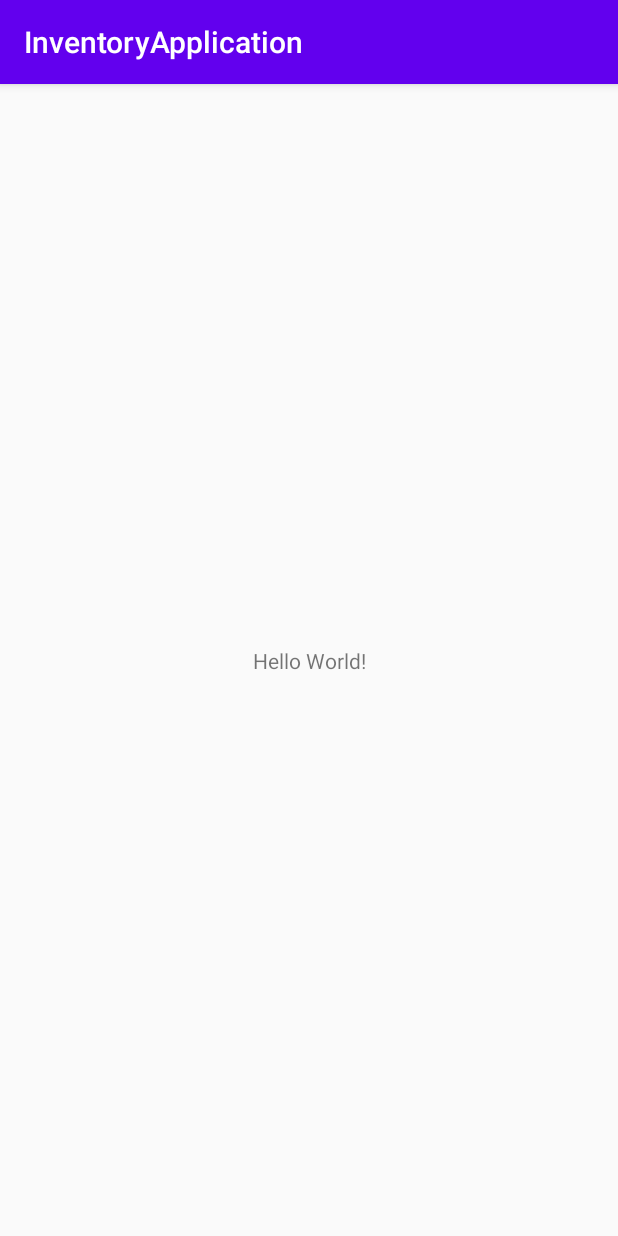
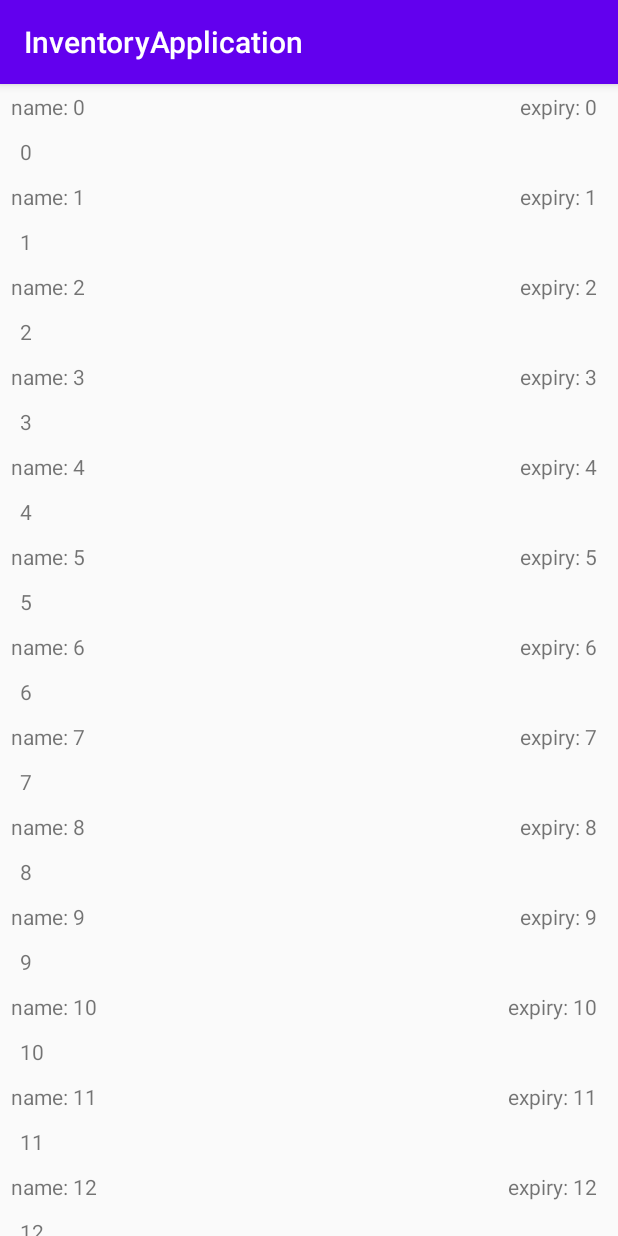
Before and after one commit to jyothri/Inventory, an Android app: the screen it shows after launch (MainActivity), on a phone screen of 412 x 824 dp. Run offline under Robolectric (Android 15) with nearby library versions, the phone set to English and light mode, and no system bars.

Commit message:
Added list items

```diff
--- a/app/build.gradle
+++ b/app/build.gradle
@@ -28,6 +28,7 @@ dependencies {
 
     implementation 'androidx.appcompat:appcompat:1.1.0'
     implementation 'androidx.constraintlayout:constraintlayout:1.1.3'
+    implementation 'androidx.recyclerview:recyclerview:1.1.0'
     testImplementation 'junit:junit:4.12'
     androidTestImplementation 'androidx.test.ext:junit:1.1.1'
     androidTestImplementation 'androidx.test.espresso:espresso-core:3.2.0'
--- /dev/null
+++ b/app/src/main/java/com/jkurapati/android/inventoryapplication/Item.java
@@ -0,0 +1,58 @@
+package com.jkurapati.android.inventoryapplication;
+
+import java.util.Objects;
+
+public class Item {
+    private int id;
+    private String name;
+    private int quantity;
+    private String expirationDate;
+
+    @Override
+    public boolean equals(Object o) {
+        if (this == o) return true;
+        if (!(o instanceof Item)) return false;
+        Item item = (Item) o;
+        return id == item.id &&
+                quantity == item.quantity &&
+                name.equals(item.name) &&
+                expirationDate.equals(item.expirationDate);
+    }
+
+    @Override
+    public int hashCode() {
+        return Objects.hash(id, name, quantity, expirationDate);
+    }
+
+    public int getId() {
+        return id;
+    }
+
+    public void setId(int id) {
+        this.id = id;
+    }
+
+    public String getName() {
+        return name;
+    }
+
+    public void setName(String name) {
+        this.name = name;
+    }
+
+    public int getQuantity() {
+        return quantity;
+    }
+
+    public void setQuantity(int quantity) {
+        this.quantity = quantity;
+    }
+
+    public String getExpirationDate() {
+        return expirationDate;
+    }
+
+    public void setExpirationDate(String expirationDate) {
+        this.expirationDate = expirationDate;
+    }
+}
--- a/app/src/main/java/com/jkurapati/android/inventoryapplication/MainActivity.java
+++ b/app/src/main/java/com/jkurapati/android/inventoryapplication/MainActivity.java
@@ -1,14 +1,56 @@
 package com.jkurapati.android.inventoryapplication;
 
+import android.os.Bundle;
+import android.view.View;
+import android.widget.TextView;
+
 import androidx.appcompat.app.AppCompatActivity;
+import androidx.recyclerview.widget.LinearLayoutManager;
+import androidx.recyclerview.widget.RecyclerView;
 
-import android.os.Bundle;
+import com.jkurapati.android.inventoryapplication.helper.ItemsAdapter;
+
+import java.util.ArrayList;
+import java.util.List;
 
 public class MainActivity extends AppCompatActivity {
+
+    private RecyclerView recyclerView;
+    private TextView emptyView;
+    private RecyclerView.Adapter itemsAdapter;
+    private RecyclerView.LayoutManager layoutManager;
 
     @Override
     protected void onCreate(Bundle savedInstanceState) {
         super.onCreate(savedInstanceState);
         setContentView(R.layout.activity_main);
+
+        recyclerView = findViewById(R.id.items_recycler_view);
+        emptyView = findViewById(R.id.empty_view);
+
+        // use a linear layout manager
+        layoutManager = new LinearLayoutManager(this);
+        recyclerView.setLayoutManager(layoutManager);
+
+
+        List<Item> items = getItems();
+        if (items.isEmpty()) {
+            emptyView.setVisibility(View.VISIBLE);
+            recyclerView.setVisibility(View.GONE);
+        }
+        itemsAdapter = new ItemsAdapter(items);
+        recyclerView.setAdapter(itemsAdapter);
+    }
+
+    private List<Item> getItems() {
+        List<Item> items = new ArrayList<>();
+        for (int i = 0; i < 20; i++) {
+            Item item = new Item();
+            item.setName("name: " + i);
+            item.setQuantity(i);
+            item.setExpirationDate("expiry: " + i);
+            items.add(item);
+        }
+        return items;
     }
 }
--- /dev/null
+++ b/app/src/main/java/com/jkurapati/android/inventoryapplication/helper/ItemsAdapter.java
@@ -0,0 +1,64 @@
+package com.jkurapati.android.inventoryapplication.helper;
+
+import android.view.LayoutInflater;
+import android.view.View;
+import android.view.ViewGroup;
+import android.widget.TextView;
+
+import androidx.annotation.NonNull;
+import androidx.recyclerview.widget.RecyclerView;
+
+import com.jkurapati.android.inventoryapplication.Item;
+import com.jkurapati.android.inventoryapplication.R;
+
+import java.util.List;
+import java.util.Locale;
+
+public class ItemsAdapter extends RecyclerView.Adapter<ItemsAdapter.ItemViewHolder> {
+
+    private final List<Item> itemsList;
+
+    public ItemsAdapter(List<Item> itemsList) {
+        this.itemsList = itemsList;
+    }
+
+    @NonNull
+    @Override
+    public ItemViewHolder onCreateViewHolder(@NonNull ViewGroup parent, int viewType) {
+        View layout = LayoutInflater.from(parent.getContext()).inflate(R.layout.list_item_view, parent, false);
+        return new ItemViewHolder(layout);
+    }
+
+    @Override
+    public void onBindViewHolder(@NonNull ItemViewHolder holder, int position) {
+        Item item = itemsList.get(position);
+        View layout = holder.view;
+        TextView itemName = layout.findViewById(R.id.list_item_name);
+        itemName.setText(item.getName());
+
+        TextView itemQuantity = layout.findViewById(R.id.list_item_quantity);
+        itemQuantity.setText(String.format(Locale.US, "%d", item.getQuantity()));
+
+        TextView itemExpiryDate = layout.findViewById(R.id.list_item_expiry_date);
+        itemExpiryDate.setText(item.getExpirationDate());
+
+    }
+
+    @Override
+    public int getItemCount() {
+        return itemsList.size();
+    }
+
+    // Provide a reference to the views for each data item
+    // Complex data items may need more than one view per item, and
+    // you provide access to all the views for a data item in a view holder
+    static class ItemViewHolder extends RecyclerView.ViewHolder {
+        final View view;
+
+        ItemViewHolder(View v) {
+            super(v);
+            this.view = v;
+        }
+    }
+
+}
--- a/app/src/main/res/layout/activity_main.xml
+++ b/app/src/main/res/layout/activity_main.xml
@@ -1,18 +1,23 @@
 <?xml version="1.0" encoding="utf-8"?>
 <androidx.constraintlayout.widget.ConstraintLayout xmlns:android="http://schemas.android.com/apk/res/android"
-    xmlns:app="http://schemas.android.com/apk/res-auto"
     xmlns:tools="http://schemas.android.com/tools"
     android:layout_width="match_parent"
     android:layout_height="match_parent"
     tools:context=".MainActivity">
 
+    <!-- A RecyclerView with some commonly used attributes -->
+    <androidx.recyclerview.widget.RecyclerView
+        android:id="@+id/items_recycler_view"
+        android:scrollbars="vertical"
+        android:layout_width="match_parent"
+        android:layout_height="match_parent" />
+
     <TextView
-        android:layout_width="wrap_content"
-        android:layout_height="wrap_content"
-        android:text="Hello World!"
-        app:layout_constraintBottom_toBottomOf="parent"
-        app:layout_constraintLeft_toLeftOf="parent"
-        app:layout_constraintRight_toRightOf="parent"
-        app:layout_constraintTop_toTopOf="parent" />
+        android:id="@+id/empty_view"
+        android:layout_width="match_parent"
+        android:layout_height="match_parent"
+        android:gravity="center"
+        android:visibility="gone"
+        android:text="@string/no_data_available" />
 
 </androidx.constraintlayout.widget.ConstraintLayout>
--- /dev/null
+++ b/app/src/main/res/layout/list_item_view.xml
@@ -0,0 +1,37 @@
+<?xml version="1.0" encoding="utf-8"?>
+<androidx.constraintlayout.widget.ConstraintLayout xmlns:android="http://schemas.android.com/apk/res/android"
+    android:layout_width="match_parent"
+    android:layout_height="wrap_content"
+    xmlns:app="http://schemas.android.com/apk/res-auto">
+
+    <TextView
+        android:id="@+id/list_item_name"
+        android:layout_width="wrap_content"
+        android:layout_height="wrap_content"
+        android:layout_marginStart="2dp"
+        android:padding="5dp"
+        app:layout_constraintStart_toStartOf="parent"
+        app:layout_constraintBottom_toTopOf="@+id/list_item_quantity"
+        app:layout_constraintTop_toTopOf="parent" />
+
+    <TextView
+        android:id="@+id/list_item_quantity"
+        android:layout_width="wrap_content"
+        android:layout_height="wrap_content"
+        android:layout_marginStart="8dp"
+        android:padding="5dp"
+        app:layout_constraintBottom_toBottomOf="parent"
+        app:layout_constraintStart_toStartOf="parent"
+        app:layout_constraintTop_toBottomOf="@+id/list_item_name" />
+
+    <TextView
+        android:id="@+id/list_item_expiry_date"
+        android:layout_width="wrap_content"
+        android:layout_height="wrap_content"
+        android:layout_marginEnd="8dp"
+        android:padding="5dp"
+        app:layout_constraintBottom_toTopOf="@+id/list_item_quantity"
+        app:layout_constraintEnd_toEndOf="parent"
+        app:layout_constraintTop_toTopOf="parent" />
+
+</androidx.constraintlayout.widget.ConstraintLayout>
--- a/app/src/main/res/values/strings.xml
+++ b/app/src/main/res/values/strings.xml
@@ -1,3 +1,4 @@
 <resources>
     <string name="app_name">InventoryApplication</string>
+    <string name="no_data_available">No data available.</string>
 </resources>
```
